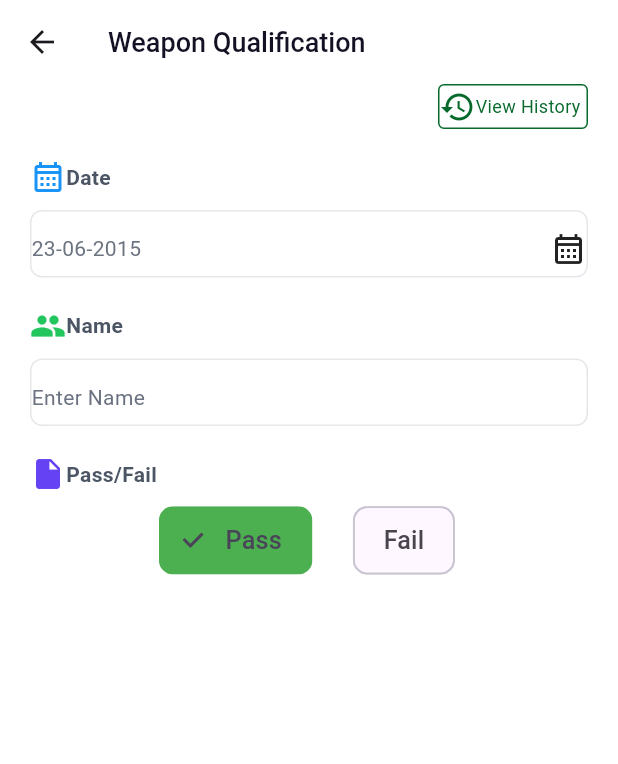
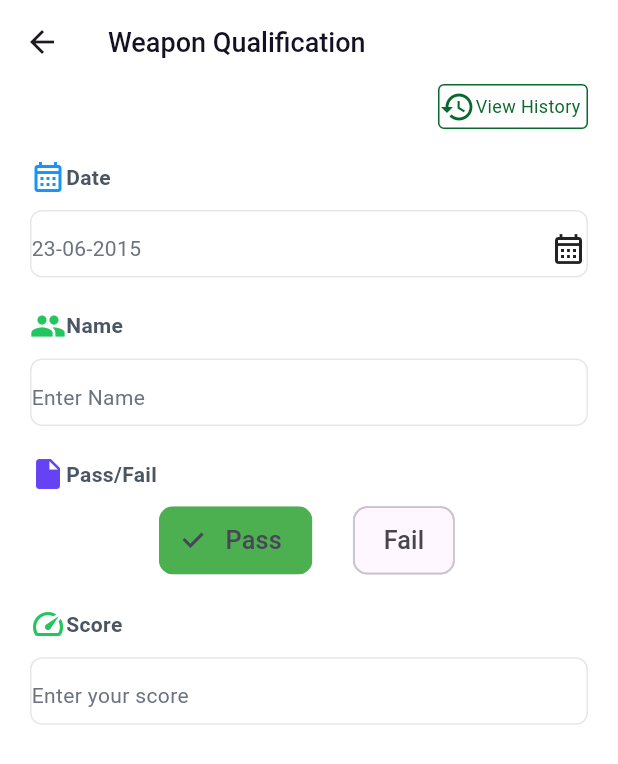
Before and after one commit to rayhantmt/ameriajproducts, a Flutter app: the Weapon screen opened by its route, on a phone screen of 412 x 824 dp. Shown: the top 764 px of the screen. Run offline on Flutter 3.47's test engine with Material 3 defaults, Android fonts, the phone set to English and light mode, and no system bars; our stand-ins replace flutter_svg, font_awesome_flutter, get.

Commit message:
adding the selectable item

```diff
--- a/lib/app/modules/weapon_details/weapon.dart
+++ b/lib/app/modules/weapon_details/weapon.dart
@@ -169,6 +169,41 @@ class Weapon extends StatelessWidget {
                   ],
                 ),
               ),
+              SizedBox(height: 20,),
+              Row(
+                children: [
+                  Icon(Icons.speed, color: Color(0xff22C55E)),
+                  Text(
+                    'Score',
+                    style: TextStyle(
+                      fontWeight: FontWeight.w700,
+                      fontSize: 14,
+                      color: Color(0xff4B5563),
+                    ),
+                  ),
+                ],
+              ),
+              SizedBox(height: 10),
+              Container(
+                height: 45,
+                decoration: BoxDecoration(
+                  border: Border.all(width: 1, color: Color(0xffE5E7EB)),
+                  borderRadius: BorderRadius.circular(8),
+                ),
+                child: TextFormField(
+                  decoration: InputDecoration(
+                    border: InputBorder.none,
+                    hint: Text(
+                      'Enter your score',
+                      style: TextStyle(
+                        fontWeight: FontWeight.w400,
+                        fontSize: 14,
+                        color: Color(0xff6B7280),
+                      ),
+                    ),
+                  ),
+                ),
+              ),
             ],
           ),
         ),
```
